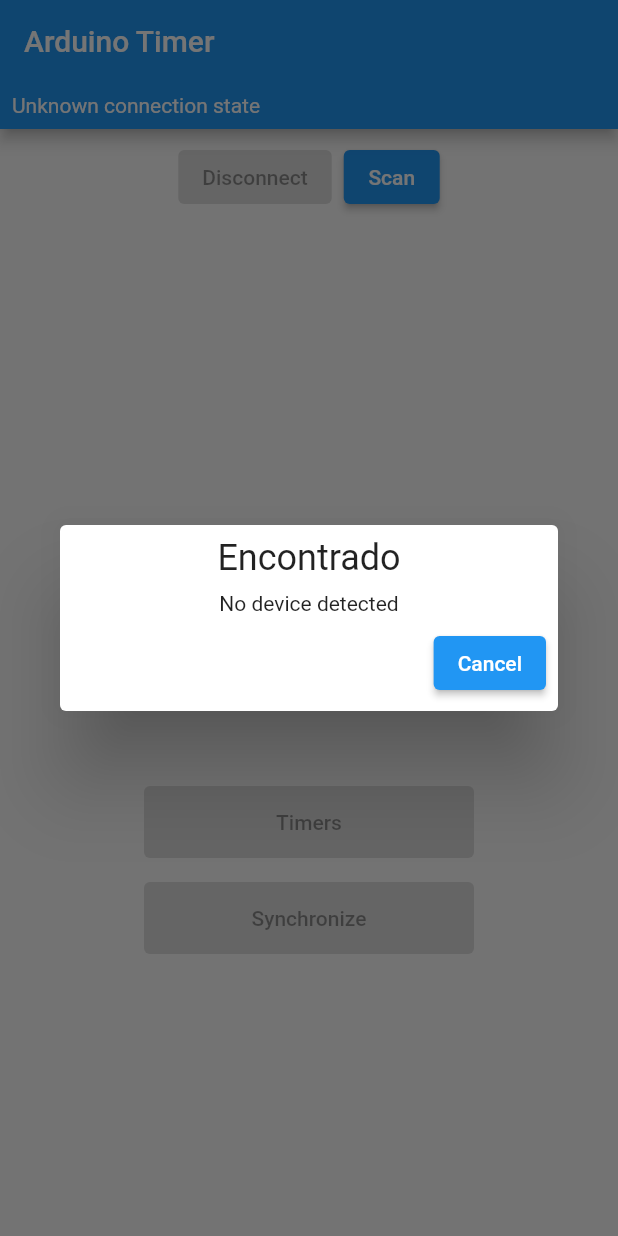
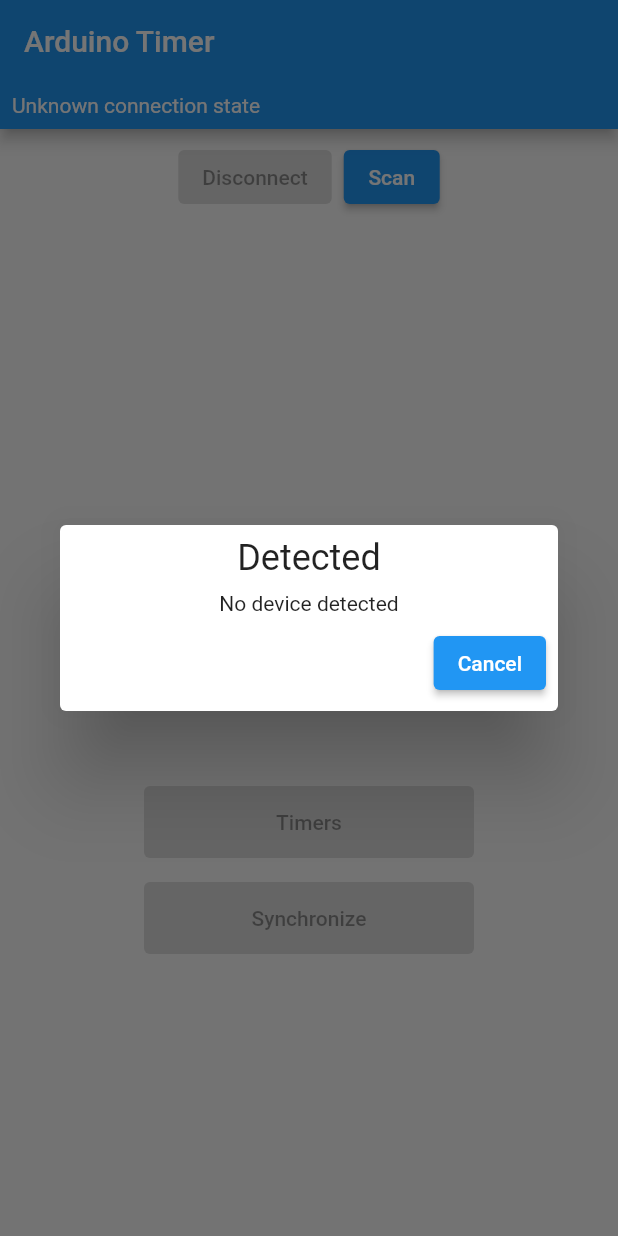
Before and after one commit to mishkov/Arduino_timer, a Flutter app: the screen it shows after launch, after a tap on "Scan", on a phone screen of 412 x 824 dp. Run offline on Flutter 3.47's test engine with Material 2 defaults, Android fonts, the phone set to English and light mode, and no system bars; our stand-ins replace flutter_bloc, flutter_bluetooth_serial, sqflite; accounts and stored records are empty; generated files the repository leaves out were written again.

Commit message:
Localize list title

```diff
--- a/arduino_timer/lib/home_page/scanning_dialog.dart
+++ b/arduino_timer/lib/home_page/scanning_dialog.dart
@@ -74,7 +74,9 @@ class ListTitle extends StatelessWidget {
   @override
   Widget build(BuildContext context) {
     return Text(
-      isScanning ? 'Busqueda...' : 'Encontrado',
+      isScanning
+          ? AppLocalizations.of(context)!.search
+          : AppLocalizations.of(context)!.detected,
       style: const TextStyle(
         fontSize: 24,
       ),
```
